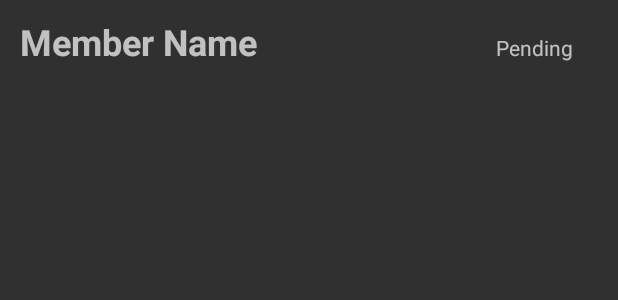
After one commit to Web-Moviles-Spring18/Cooper-AndroidApp, an Android app: the layout members_list_layout.xml on its own in the app's theme, with its tools: preview values and no code run, on a phone screen of 412 x 824 dp. The commit adds this screen. Shown: the top 300 px of the screen. Run offline under Robolectric (Android 15) with nearby library versions, the phone set to English and light mode, and no system bars.

Commit message:
added Members to pool and pool details

```diff
--- /dev/null
+++ b/app/src/main/res/layout/members_list_layout.xml
@@ -0,0 +1,31 @@
+<?xml version="1.0" encoding="utf-8"?>
+<RelativeLayout
+    xmlns:android="http://schemas.android.com/apk/res/android"
+    xmlns:tools="http://schemas.android.com/tools"
+    android:layout_width="match_parent"
+    android:layout_height="match_parent">
+
+    <TextView
+        android:id="@+id/member_name"
+        android:layout_width="wrap_content"
+        android:layout_height="wrap_content"
+        android:layout_alignParentStart="true"
+        android:layout_alignParentTop="true"
+        android:layout_marginStart="13dp"
+        android:layout_marginTop="11dp"
+        android:hint="Member Name"
+        android:textSize="24sp"
+        android:textStyle="bold"
+        tools:layout_editor_absoluteX="25dp"
+        tools:layout_editor_absoluteY="16dp" />
+
+    <TextView
+        android:id="@+id/pending"
+        android:layout_width="wrap_content"
+        android:layout_height="wrap_content"
+        android:layout_alignBaseline="@+id/member_name"
+        android:layout_alignBottom="@+id/member_name"
+        android:layout_alignParentEnd="true"
+        android:layout_marginEnd="30dp"
+        android:hint="Pending" />
+</RelativeLayout>
```
Also changed, not shown: app/src/main/java/com/cooper/cooper/MemberListAdapter.java (added, +55 -0 lines), app/src/main/java/com/cooper/cooper/PoolDetails.java (+14 -0 lines), app/src/main/java/com/cooper/cooper/PoolLists.java (+12 -3 lines), app/src/main/res/layout/activity_pool_details.xml (+69 -3 lines), app/src/main/res/layout/activity_pool_list.xml (renamed from app/src/main/res/layout/pool_list_layout.xml).
